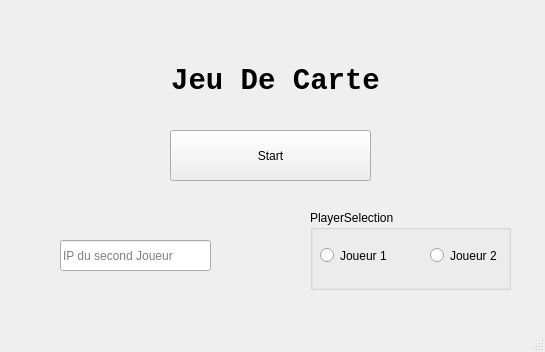
First picture: the form in Jeu_De_Cartes/Code/Jeu_Cartes-Integration_Reseau/UIs/startMenu.ui, repository LiamB72/MainProjects, before the edit.
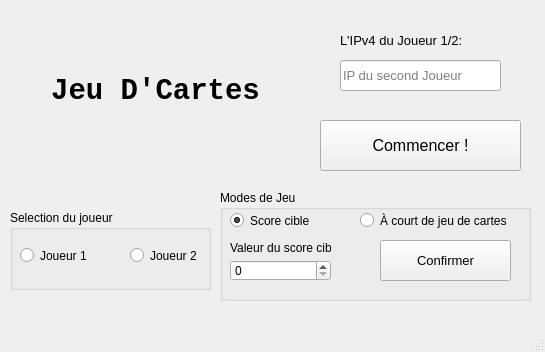
Second picture: the form after the edit.

Diff of the .ui file:
```diff
--- a/Jeu_De_Cartes/Code/Jeu_Cartes-Integration_Reseau/UIs/startMenu.ui
+++ b/Jeu_De_Cartes/Code/Jeu_Cartes-Integration_Reseau/UIs/startMenu.ui
@@ -17,10 +17,10 @@
    <widget class="QLabel" name="label">
     <property name="geometry">
      <rect>
-      <x>50</x>
-      <y>0</y>
-      <width>451</width>
-      <height>161</height>
+      <x>0</x>
+      <y>30</y>
+      <width>311</width>
+      <height>121</height>
      </rect>
     </property>
     <property name="font">
@@ -32,7 +32,7 @@
      </font>
     </property>
     <property name="text">
-     <string>Jeu De Carte</string>
+     <string>Jeu D'Cartes</string>
     </property>
     <property name="alignment">
      <set>Qt::AlignCenter</set>
@@ -41,27 +41,35 @@
    <widget class="QPushButton" name="pushButton">
     <property name="geometry">
      <rect>
-      <x>170</x>
-      <y>130</y>
+      <x>320</x>
+      <y>120</y>
       <width>201</width>
       <height>51</height>
      </rect>
     </property>
+    <property name="font">
+     <font>
+      <pointsize>12</pointsize>
+     </font>
+    </property>
     <property name="text">
-     <string>Start</string>
+     <string>Commencer !</string>
     </property>
    </widget>
    <widget class="QGroupBox" name="groupBox">
     <property name="geometry">
      <rect>
-      <x>310</x>
+      <x>10</x>
       <y>210</y>
       <width>201</width>
       <height>80</height>
      </rect>
     </property>
+    <property name="autoFillBackground">
+     <bool>true</bool>
+    </property>
     <property name="title">
-     <string>PlayerSelection</string>
+     <string>Selection du joueur</string>
     </property>
     <widget class="QRadioButton" name="radioButton_2">
      <property name="geometry">
@@ -93,16 +101,125 @@
    <widget class="QLineEdit" name="lineEdit">
     <property name="geometry">
      <rect>
-      <x>60</x>
-      <y>240</y>
-      <width>151</width>
+      <x>340</x>
+      <y>60</y>
+      <width>161</width>
       <height>31</height>
      </rect>
     </property>
+    <property name="font">
+     <font>
+      <pointsize>10</pointsize>
+     </font>
+    </property>
     <property name="placeholderText">
      <string>IP du second Joueur</string>
     </property>
    </widget>
+   <widget class="QGroupBox" name="gm_Selection">
+    <property name="geometry">
+     <rect>
+      <x>220</x>
+      <y>190</y>
+      <width>311</width>
+      <height>111</height>
+     </rect>
+    </property>
+    <property name="autoFillBackground">
+     <bool>true</bool>
+    </property>
+    <property name="title">
+     <string>Modes de Jeu</string>
+    </property>
+    <widget class="QRadioButton" name="gamemode1">
+     <property name="geometry">
+      <rect>
+       <x>10</x>
+       <y>10</y>
+       <width>111</width>
+       <height>41</height>
+      </rect>
+     </property>
+     <property name="text">
+      <string>Score cible</string>
+     </property>
+     <property name="checked">
+      <bool>true</bool>
+     </property>
+    </widget>
+    <widget class="QRadioButton" name="gamemode2">
+     <property name="geometry">
+      <rect>
+       <x>140</x>
+       <y>10</y>
+       <width>161</width>
+       <height>41</height>
+      </rect>
+     </property>
+     <property name="text">
+      <string>À court de jeu de cartes</string>
+     </property>
+    </widget>
+    <widget class="QSpinBox" name="spinBox">
+     <property name="geometry">
+      <rect>
+       <x>10</x>
+       <y>70</y>
+       <width>101</width>
+       <height>21</height>
+      </rect>
+     </property>
+    </widget>
+    <widget class="QPushButton" name="confirmButton">
+     <property name="geometry">
+      <rect>
+       <x>160</x>
+       <y>50</y>
+       <width>131</width>
+       <height>41</height>
+      </rect>
+     </property>
+     <property name="font">
+      <font>
+       <pointsize>10</pointsize>
+      </font>
+     </property>
+     <property name="text">
+      <string>Confirmer</string>
+     </property>
+    </widget>
+    <widget class="QLabel" name="label_2">
+     <property name="geometry">
+      <rect>
+       <x>10</x>
+       <y>50</y>
+       <width>101</width>
+       <height>16</height>
+      </rect>
+     </property>
+     <property name="text">
+      <string>Valeur du score cible:</string>
+     </property>
+    </widget>
+   </widget>
+   <widget class="QLabel" name="label_3">
+    <property name="geometry">
+     <rect>
+      <x>340</x>
+      <y>30</y>
+      <width>131</width>
+      <height>21</height>
+     </rect>
+    </property>
+    <property name="font">
+     <font>
+      <pointsize>10</pointsize>
+     </font>
+    </property>
+    <property name="text">
+     <string>L'IPv4 du Joueur 1/2:</string>
+    </property>
+   </widget>
   </widget>
   <widget class="QMenuBar" name="menubar">
    <property name="geometry">
```
